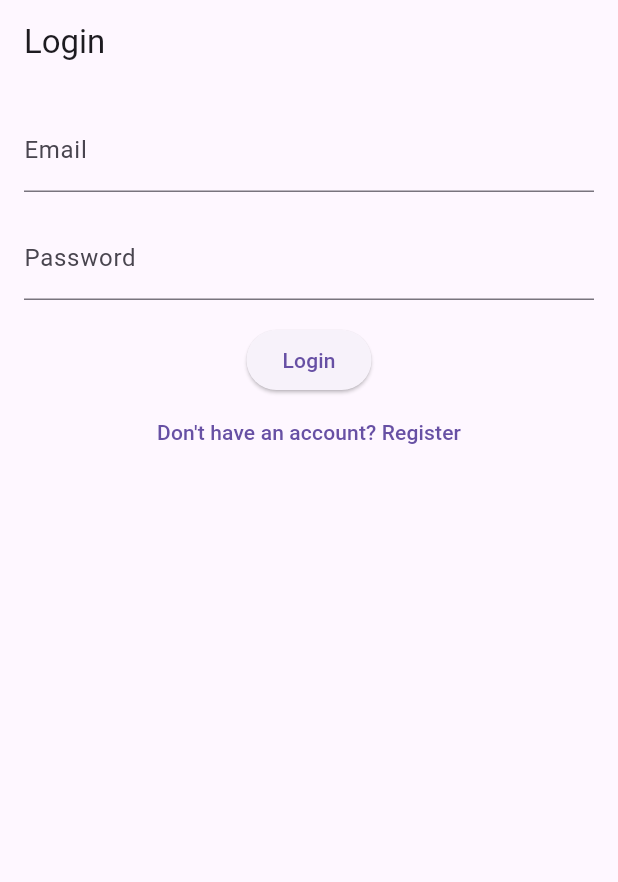
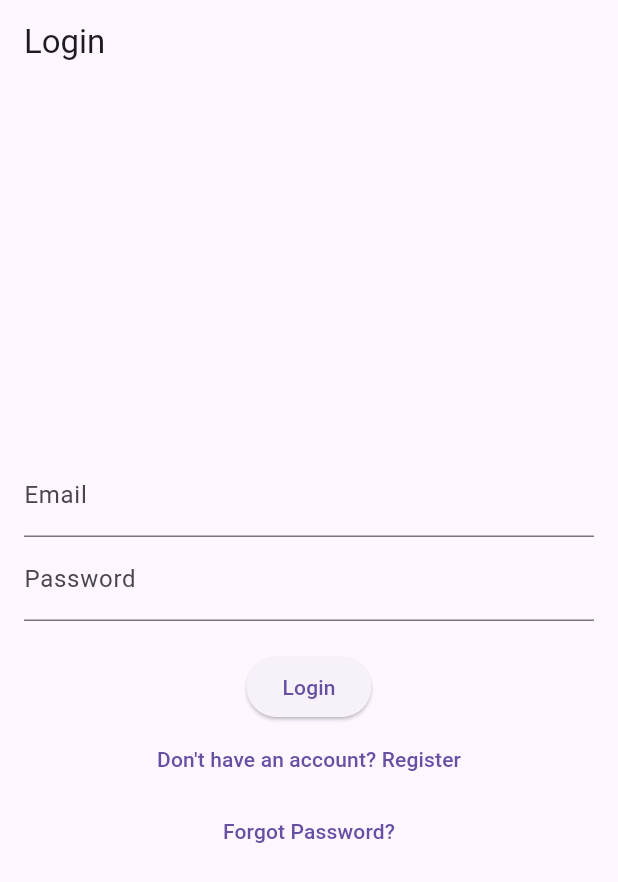
Before and after one commit to ChetandeepSingh/medora, a Flutter app: the screen it shows after launch, on a phone screen of 412 x 824 dp. Shown: the top 882 px of the screen. Run offline on Flutter 3.47's test engine with Material 3 defaults, Android fonts, the phone set to English and light mode, and no system bars; our stand-ins replace firebase_auth, firebase_core, flutter_riverpod; accounts and stored records are empty.

Commit message:
Minor bugs Fixed

```diff
--- a/lib/main.dart
+++ b/lib/main.dart
@@ -2,7 +2,9 @@ import 'package:flutter/material.dart';
 import 'package:flutter_riverpod/flutter_riverpod.dart';
 import 'package:firebase_core/firebase_core.dart';
 import 'screens/login_screen.dart';
+import 'screens/home_screen.dart';
 import 'screens/register_screen.dart';
+import 'screens/profile_screen.dart';
 
 void main() async {
   WidgetsFlutterBinding.ensureInitialized();
@@ -21,8 +23,11 @@ class MedoraApp extends StatelessWidget {
       theme: ThemeData(primarySwatch: Colors.blue),
       initialRoute: "/login",
       routes: {
-        "/login": (context) => const LoginScreen(),
-        "/register": (context) => const RegisterScreen(),
+        "/login": (context) => LoginScreen(),
+        "/register": (context) => RegisterScreen(),
+        "/home": (context) => HomeScreen(),
+        "/profile": (context) => ProfileScreen(),
+        "/reset-password": (context) => ResetPasswordScreen(),
       },
     );
   }
--- a/lib/screens/login_screen.dart
+++ b/lib/screens/login_screen.dart
@@ -1,31 +1,54 @@
+import 'package:firebase_auth/firebase_auth.dart';
 import 'package:flutter/material.dart';
-import 'package:flutter_riverpod/flutter_riverpod.dart';
-import '../providers/auth_provider.dart';
+import 'package:medora/screens/home_screen.dart'; // Import your Home Screen
 
-class LoginScreen extends ConsumerStatefulWidget { // ✅ Use ConsumerStatefulWidget instead of ConsumerWidget
-  const LoginScreen({super.key});
-
+class LoginScreen extends StatefulWidget {
   @override
-  ConsumerState<LoginScreen> createState() => _LoginScreenState();
+  _LoginScreenState createState() => _LoginScreenState();
 }
 
-class _LoginScreenState extends ConsumerState<LoginScreen> {
-  final TextEditingController emailController = TextEditingController();
-  final TextEditingController passwordController = TextEditingController();
+class _LoginScreenState extends State<LoginScreen> {
+  final FirebaseAuth _auth = FirebaseAuth.instance;
+  final TextEditingController _emailController = TextEditingController();
+  final TextEditingController _passwordController = TextEditingController();
+  bool isLoading = false;
 
   Future<void> _login() async {
-    final email = emailController.text.trim();
-    final password = passwordController.text.trim();
-    final user = await ref.read(authServiceProvider).signIn(email, password);
+    if (_emailController.text.isEmpty || _passwordController.text.isEmpty) {
+      ScaffoldMessenger.of(context).showSnackBar(
+        const SnackBar(content: Text("Email and Password cannot be empty.")),
+      );
+      return;
+    }
 
-    if (!mounted) return; // ✅ Ensure widget is still mounted before using context
+    setState(() {
+      isLoading = true;
+    });
 
-    if (user != null) {
-      Navigator.pushReplacementNamed(context, "/home"); // ✅ Navigate safely
-    } else {
+    try {
+      UserCredential userCredential = await _auth.signInWithEmailAndPassword(
+        email: _emailController.text.trim(),
+        password: _passwordController.text.trim(),
+      );
+
+      if (userCredential.user != null) {
+        Navigator.pushReplacementNamed(context, "/home");
+      }
+    } on FirebaseAuthException catch (e) {
+      String message = "Login failed. Please try again.";
+      if (e.code == 'user-not-found') {
+        message = "No user found with this email.";
+      } else if (e.code == 'wrong-password') {
+        message = "Incorrect password.";
+      }
+
       ScaffoldMessenger.of(context).showSnackBar(
-        const SnackBar(content: Text("Login Failed")),
+        SnackBar(content: Text(message)),
       );
+    } finally {
+      setState(() {
+        isLoading = false;
+      });
     }
   }
 
@@ -36,20 +59,23 @@ class _LoginScreenState extends ConsumerState<LoginScreen> {
       body: Padding(
         padding: const EdgeInsets.all(16.0),
         child: Column(
+          mainAxisAlignment: MainAxisAlignment.center,
           children: [
             TextField(
-              controller: emailController,
+              controller: _emailController,
               decoration: const InputDecoration(labelText: "Email"),
+              keyboardType: TextInputType.emailAddress,
             ),
-            const SizedBox(height: 16),
             TextField(
-              controller: passwordController,
+              controller: _passwordController,
               decoration: const InputDecoration(labelText: "Password"),
               obscureText: true,
             ),
-            const SizedBox(height: 16),
-            ElevatedButton(
-              onPressed: _login, // ✅ Call the function correctly
+            const SizedBox(height: 20),
+            isLoading
+                ? const CircularProgressIndicator()
+                : ElevatedButton(
+              onPressed: _login,
               child: const Text("Login"),
             ),
             TextButton(
@@ -58,6 +84,12 @@ class _LoginScreenState extends ConsumerState<LoginScreen> {
               },
               child: const Text("Don't have an account? Register"),
             ),
+            TextButton(
+              onPressed: () {
+                Navigator.pushNamed(context, "/reset-password");
+              },
+              child: const Text("Forgot Password?"),
+            ),
           ],
         ),
       ),
```
Also changed, not shown: lib/screens/home_screen.dart (added, +47 -0 lines), lib/screens/profile_screen.dart (added, +51 -0 lines), lib/screens/register_screen.dart (+56 -20 lines), lib/screens/reset_password.dart (added, +52 -0 lines), 2 other files.
